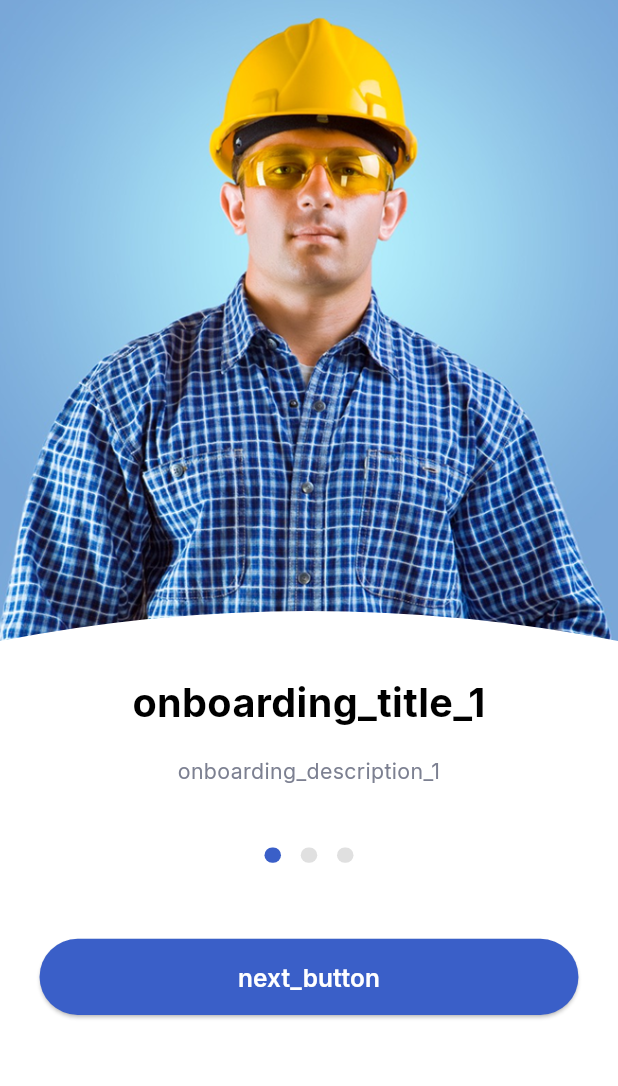
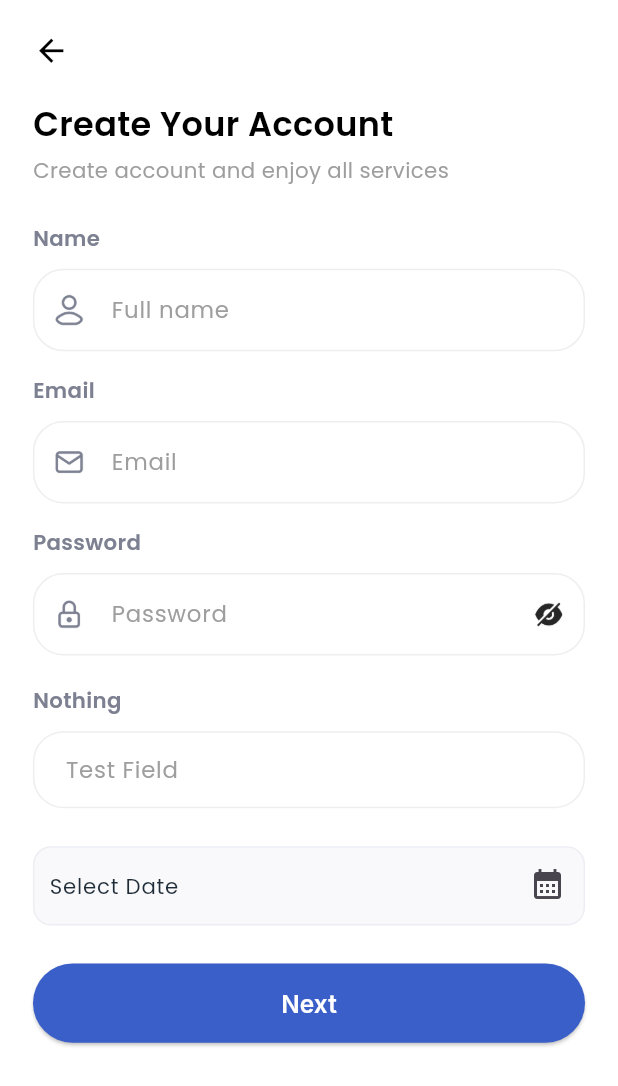
Before and after one commit to TanvirHasanEmn/project_template, a Flutter app: the screen it shows after launch, on a phone screen of 412 x 824 dp. Shown: the top 1086 px of the screen. Run offline on Flutter 3.47's test engine with Material 3 defaults, Android fonts, the light colour scheme and no system bars; drawn by our look-alikes of smooth_page_indicator; our stand-ins replace flutter_screenutil, flutter_spinkit, get, google_fonts, logger, shared_preferences.

Commit message:
custom_textField

```diff
--- /dev/null
+++ b/lib/core/global_widget/custom_button.dart
@@ -0,0 +1,57 @@
+import 'package:flutter/material.dart';
+import 'package:flutter_screenutil/flutter_screenutil.dart';
+import 'package:flutter_spinkit/flutter_spinkit.dart';
+import 'package:google_fonts/google_fonts.dart';
+
+import '../utility/app_colors.dart';
+
+
+class CustomButton extends StatelessWidget {
+  final double? width;
+  final double? height;
+  final Color? color;
+  final String text;
+  final VoidCallback? onPressed;
+  final Widget? widget;
+  final double? borderRadius;
+  final bool loading;
+
+  const CustomButton({
+    super.key,
+    this.width,
+    this.height,
+    this.color,
+    this.onPressed,
+    this.widget,
+    required this.text,
+    this.borderRadius,
+    this.loading = false,
+  });
+
+  @override
+  Widget build(BuildContext context) {
+    return Center(
+      child:
+      loading
+          ?  SpinKitFadingCircle(color: AppColor.primaryColor, size: 60.0)
+          : ElevatedButton(
+        onPressed: onPressed,
+        style: ElevatedButton.styleFrom(
+          backgroundColor: color ?? AppColor.primaryColor,
+          shape: RoundedRectangleBorder(
+            borderRadius: BorderRadius.circular(30.r),
+          ),
+          minimumSize: Size(width ?? 335.w, height ?? 52.h),
+        ),
+        child: Text(
+          text,
+          style: GoogleFonts.inter(
+            fontSize: 16.sp,
+            fontWeight: FontWeight.w600,
+            color: Color(0xFFFFFFFF),
+          ),
+        ),
+      ),
+    );
+  }
+}
--- /dev/null
+++ b/lib/core/global_widget/custom_testfield_prefix.dart
@@ -0,0 +1,106 @@
+import 'package:flutter/material.dart';
+import 'package:flutter_screenutil/flutter_screenutil.dart';
+import 'package:get/get.dart';
+import 'package:google_fonts/google_fonts.dart';
+import 'package:project_template/core/utility/app_colors.dart';
+class CustomTextFieldWithIcon extends StatelessWidget {
+  final String? hintText;
+  final String? prefixIconPath;
+  final bool isPasswordField;
+  final String? Function(String?)? validator;
+  final TextEditingController controller;
+
+  const CustomTextFieldWithIcon({
+    super.key,
+    this.hintText,
+    this.validator,
+    this.prefixIconPath,
+    this.isPasswordField = false,
+    required this.controller,
+  });
+
+  @override
+  Widget build(BuildContext context) {
+    final RxBool localPasswordHidden = true.obs;
+
+    InputDecoration baseDecoration({Widget? suffix}) {
+      return InputDecoration(
+        hintText: hintText,
+        hintStyle: GoogleFonts.poppins(
+          color: Colors.grey,
+          fontSize: 15.sp,
+        ),
+        hoverColor: AppColor.primaryColor,
+
+        errorStyle: GoogleFonts.poppins(
+          color: Colors.redAccent,
+          fontSize: 12.sp,
+          fontWeight: FontWeight.w500,
+        ),
+
+        prefixIcon: prefixIconPath != null
+            ? Padding(
+          padding: EdgeInsets.all(12.w),
+          child: Image.asset(prefixIconPath!, width: 20.w, height: 20.w),
+        )
+            : null,
+        contentPadding: prefixIconPath == null
+            ? EdgeInsets.symmetric(horizontal: 12.w, vertical: 14.h)
+            : null,
+        suffixIcon: suffix,
+        border: OutlineInputBorder(
+          borderRadius: BorderRadius.circular(20.r),
+          borderSide: BorderSide(color: Colors.grey.shade300),
+        ),
+        focusedBorder: OutlineInputBorder(
+          borderRadius: BorderRadius.circular(20.r),
+          borderSide: BorderSide(color: AppColor.primaryColor, width: 2),
+        ),
+        enabledBorder: OutlineInputBorder(
+          borderRadius: BorderRadius.circular(20.r),
+          borderSide: BorderSide(color: Colors.grey.shade200),
+        ),
+      );
+    }
+
+    if (isPasswordField) {
+      return Obx(() => TextFormField(
+        controller: controller,
+        obscureText: localPasswordHidden.value,
+        validator: validator, // <-- This will now work
+        style: GoogleFonts.poppins(
+          color: const Color(0xFF545D71),
+          fontSize: 14.sp,
+          fontWeight: FontWeight.w400,
+        ),
+        decoration: baseDecoration(
+          suffix: GestureDetector(
+            onTap: () => localPasswordHidden.value =
+            !localPasswordHidden.value,
+            child: Padding(
+              padding: EdgeInsets.all(12.w),
+              child: Image.asset(
+                localPasswordHidden.value
+                    ? "assets/icons/eye_off.png"
+                    : "assets/icons/eye.png",
+                width: 20.w,
+                height: 20.w,
+              ),
+            ),
+          ),
+        ),
+      ));
+    } else {
+      return TextFormField(
+        controller: controller,
+        validator: validator, // <-- This will now work
+        style: GoogleFonts.poppins(
+          color: const Color(0xFF636F85),
+          fontSize: 14.sp,
+          fontWeight: FontWeight.w400,
+        ),
+        decoration: baseDecoration(),
+      );
+    }
+  }
+}
--- a/lib/core/route/app_route.dart
+++ b/lib/core/route/app_route.dart
@@ -2,6 +2,7 @@
 import 'package:get/get_navigation/src/routes/get_route.dart';
 import 'package:get/get_navigation/src/routes/transitions_type.dart';
 
+import '../../feature/auth/screens/signup.dart';
 import '../../feature/splash/screens/splash_screen.dart';
 
 class AppRoute {
@@ -59,10 +60,14 @@ class AppRoute {
     //     name: reminder,
     //     page: () => Reminder(),
     //     transition: Transition.rightToLeft),
-    // GetPage(
-    //     name: signin,
-    //     page: () => SigninScreen(),
-    //     transition: Transition.rightToLeft),
+    GetPage(
+        name: signin,
+        page: () => SigninScreen(),
+        transition: Transition.rightToLeft,
+
+    ),
+
+
     // GetPage(
     //     name: signup,
     //     page: () => SignupScreen(),
--- a/lib/core/validation/email_validation.dart
+++ /dev/null
@@ -1,13 +0,0 @@
-  String? validateEmail(String? value) {
-    if (value == null || value.trim().isEmpty) {
-      return 'Email cannot be empty';
-    }
-    const emailPattern = r'^[a-zA-Z0-9._%+-]+@[a-zA-Z0-9.-]+\.[a-zA-Z]{2,}$';
-    final regex = RegExp(emailPattern);
-
-    if (!regex.hasMatch(value.trim())) {
-      return 'Enter a valid email address';
-    }
-    return  null;
-
-  }
--- a/lib/core/validation/name_validator.dart
+++ /dev/null
@@ -1,6 +0,0 @@
-String? validateName(String? name) {
-  if (name!.trim().isEmpty) {
-    return "Name cannot be empty";
-  }
-  return null;
-}
--- a/lib/core/validation/null_validator.dart
+++ /dev/null
@@ -1,6 +0,0 @@
-String? validateNull(String? value, String title) {
-  if (value == null || value.trim().isEmpty) {
-    return "$title cannot be empty";
-  }
-  return null;
-}
--- a/lib/core/validation/password_validation.dart
+++ /dev/null
@@ -1,36 +0,0 @@
-   String? validatePassword(String? value) {
-    if (value == null || value.trim().isEmpty) {
-      return 'Password cannot be empty';
-    }
-
-
-    if (value.length < 6) {
-      return 'Password must be at least 6 characters long';
-    }
-
-
-    final upperCasePattern = RegExp(r'[A-Z]');
-    if (!upperCasePattern.hasMatch(value)) {
-      return 'Password must contain at least one uppercase letter';
-    }
-
-
-    final lowerCasePattern = RegExp(r'[a-z]');
-    if (!lowerCasePattern.hasMatch(value)) {
-      return 'Password must contain at least one lowercase letter';
-    }
-
-
-    final numberPattern = RegExp(r'\d');
-    if (!numberPattern.hasMatch(value)) {
-      return 'Password must contain at least one number';
-    }
-
-
-    final specialCharPattern = RegExp(r'[!@#\$&*~]');
-    if (!specialCharPattern.hasMatch(value)) {
-      return 'Password must contain at least one special character (e.g., !@#\$&*~)';
-    }
-
-    return null;
-  }
--- a/lib/core/validation/phoneNumber_validation.dart
+++ /dev/null
@@ -1,14 +0,0 @@
-String? validatePhoneNumber(String? value) {
-  if (value == null || value.trim().isEmpty) {
-    return 'Phone number cannot be empty';
-  }
-
-  // Phone number regex (accepts 10-15 digit numbers, with optional '+' at the beginning)
-  const phonePattern = r'^\+?[0-9]{10,15}$';
-  final regex = RegExp(phonePattern);
-
-  if (!regex.hasMatch(value.trim())) {
-    return 'Enter a valid phone number';
-  }
-  return null;
-}
--- a/lib/core/validation/pin_validation.dart
+++ /dev/null
@@ -1,12 +0,0 @@
-String? validatePin(String? value) {
-  if (value == null || value.isEmpty) {
-    return 'PIN cannot be empty';
-  }
-  if (value.length != 4) {
-    return 'PIN must be exactly 4 digits';
-  }
-  if (!RegExp(r'^\d{4}$').hasMatch(value)) {
-    return 'PIN must contain only numbers';
-  }
-  return null;
-}
--- /dev/null
+++ b/lib/core/validation/validator.dart
@@ -0,0 +1,110 @@
+class Validation{
+
+  //*Validate Email
+
+  String? validateEmail(String? value) {
+    if (value == null || value.trim().isEmpty) {
+      return 'Email cannot be empty';
+    }
+    const emailPattern = r'^[a-zA-Z0-9._%+-]+@[a-zA-Z0-9.-]+\.[a-zA-Z]{2,}$';
+    final regex = RegExp(emailPattern);
+
+    if (!regex.hasMatch(value.trim())) {
+      return 'Enter a valid email address';
+    }
+    return  null;
+  }
+
+
+
+  //*Validate Name
+
+  String? validateName(String? name) {
+    if (name!.trim().isEmpty) {
+      return "Name cannot be empty";
+    }
+    return null;
+  }
+
+  //*Validate null
+
+  String? validateNull(String? value, String title) {
+    if (value == null || value.trim().isEmpty) {
+      return "$title cannot be empty";
+    }
+    return null;
+  }
+
+  //*Validate Password
+
+  String? validatePassword(String? value) {
+    if (value == null || value.trim().isEmpty) {
+      return 'Password cannot be empty';
+    }
+
+
+    if (value.length < 6) {
+      return 'Password must be at least 6 characters long';
+    }
+
+
+    final upperCasePattern = RegExp(r'[A-Z]');
+    if (!upperCasePattern.hasMatch(value)) {
+      return 'Password must contain at least one uppercase letter';
+    }
+
+
+    final lowerCasePattern = RegExp(r'[a-z]');
+    if (!lowerCasePattern.hasMatch(value)) {
+      return 'Password must contain at least one lowercase letter';
+    }
+
+    final numberPattern = RegExp(r'\d');
+    if (!numberPattern.hasMatch(value)) {
+      return 'Password must contain at least one number';
+    }
+
+    final specialCharPattern = RegExp(r'[!@#\$&*~]');
+    if (!specialCharPattern.hasMatch(value)) {
+      return 'Password must contain at least one special character (e.g., !@#\$&*~)';
+    }
+    return null;
+  }
+
+
+  //*Validate Phone Number
+
+  String? validatePhoneNumber(String? value) {
+    if (value == null || value.trim().isEmpty) {
+      return 'Phone number cannot be empty';
+    }
+
+    // Phone number regex (accepts 10-15 digit numbers, with optional '+' at the beginning)
+    const phonePattern = r'^\+?[0-9]{10,15}$';
+    final regex = RegExp(phonePattern);
+
+    if (!regex.hasMatch(value.trim())) {
+      return 'Enter a valid phone number';
+    }
+    return null;
+  }
+
+
+   //*Validate Pin
+
+  String? validatePin(String? value) {
+    if (value == null || value.isEmpty) {
+      return 'PIN cannot be empty';
+    }
+    if (value.length != 4) {
+      return 'PIN must be exactly 4 digits';
+    }
+    if (!RegExp(r'^\d{4}$').hasMatch(value)) {
+      return 'PIN must contain only numbers';
+    }
+    return null;
+  }
+
+
+
+}
--- /dev/null
+++ b/lib/feature/auth/controller/signup_controller.dart
@@ -0,0 +1,28 @@
+import 'package:flutter/material.dart';
+import 'package:get/get.dart';
+
+class CreateAccountsiController extends GetxController {
+  // Controllers for textfields
+  final nameController = TextEditingController();
+  final emailController = TextEditingController();
+  final passwordController = TextEditingController();
+  final testController = TextEditingController();
+  final TextEditingController dateController = TextEditingController();
+
+
+  void onNextPressed() {
+    debugPrint("Full Name: ${nameController.text}");
+    debugPrint("Email: ${emailController.text}");
+    debugPrint("Password: ${passwordController.text}");
+    debugPrint("Test: ${testController.text}");
+    debugPrint("DOB : ${dateController.text}");
+  }
+
+  @override
+  void onClose() {
+    nameController.dispose();
+    emailController.dispose();
+    passwordController.dispose();
+    super.onClose();
+  }
+}
--- /dev/null
+++ b/lib/feature/auth/screens/signup.dart
@@ -0,0 +1,159 @@
+import 'package:flutter/material.dart';
+import 'package:flutter_screenutil/flutter_screenutil.dart';
+import 'package:get/get.dart';
+import 'package:google_fonts/google_fonts.dart';
+import 'package:project_template/core/global_widget/custom_button.dart';
+import 'package:project_template/core/utility/app_colors.dart';
+import '../../../core/global_widget/custom_date_time_picker.dart';
+import '../../../core/global_widget/custom_testfield_prefix.dart';
+import '../../../core/validation/validator.dart';
+import '../controller/signup_controller.dart';
+
+class SigninScreen extends StatelessWidget {
+  final controller = Get.put(CreateAccountsiController());
+  SigninScreen({super.key});
+  final _formKey = GlobalKey<FormState>();
+
+  @override
+  Widget build(BuildContext context) {
+    return Scaffold(
+      body: Padding(
+        padding: EdgeInsets.all(20.w),
+        child: SingleChildScrollView(
+          child: Form(
+            key: _formKey,
+            child: Column(
+              crossAxisAlignment: CrossAxisAlignment.start,
+              children: [
+                Icon(Icons.arrow_back, size: 24.sp, color: Colors.black),
+                SizedBox(height: 20.h),
+
+                Text(
+                  "Create Your Account",
+                  style: GoogleFonts.poppins(
+                    fontSize: 22.sp,
+                    fontWeight: FontWeight.w600,
+                    color: Colors.black,
+                  ),
+                ),
+                SizedBox(height: 5.h),
+                Text(
+                  "Create account and enjoy all services",
+                  style: GoogleFonts.poppins(
+                    fontSize: 14.sp,
+                    fontWeight: FontWeight.w400,
+                    color: Colors.grey,
+                  ),
+                ),
+                SizedBox(height: 25.h),
+                Text(
+                  "Name",
+                  style: GoogleFonts.poppins(
+                    fontSize: 14.sp,
+                    fontWeight: FontWeight.w600,
+                    color: AppColor.fontGray,
+                  ),
+                ),
+                SizedBox(height: 10.h,),
+                CustomTextFieldWithIcon(
+                  validator: Validation().validateName,
+                  hintText: "Full name",
+                  prefixIconPath: "assets/icons/user.png",
+                  controller: controller.nameController,
+                ),
+                SizedBox(height: 16.h),
+
+
+
+                Text(
+                  "Email",
+                  style: GoogleFonts.poppins(
+                    fontSize: 14.sp,
+                    fontWeight: FontWeight.w600,
+                    color: AppColor.fontGray,
+                  ),
+                ),
+                SizedBox(height: 10.h,),
+                CustomTextFieldWithIcon(
+                  validator: Validation().validateEmail,
+                  hintText: "Email",
+                  prefixIconPath: "assets/icons/mail.png",
+                  controller: controller.emailController,
+                ),
+                SizedBox(height: 16.h),
+
+
+
+                Text(
+                  "Password",
+                  style: GoogleFonts.poppins(
+                    fontSize: 14.sp,
+                    fontWeight: FontWeight.w600,
+                    color: AppColor.fontGray,
+                  ),
+                ),
+                SizedBox(height: 10.h,),
+                CustomTextFieldWithIcon(
+                  validator: Validation().validatePassword,
+                  hintText: "Password",
+                  prefixIconPath: "assets/icons/lock.png",
+                  controller: controller.passwordController,
+                  isPasswordField: true,
+                ),
+                SizedBox(height: 20.h),
+
+                Text(
+                  "Nothing",
+                  style: GoogleFonts.poppins(
+                    fontSize: 14.sp,
+                    fontWeight: FontWeight.w600,
+                    color: AppColor.fontGray,
+                  ),
+                ),
+                SizedBox(height: 10.h,),
+                CustomTextFieldWithIcon(
+                  hintText: " Test Field",
+                  controller: controller.testController,
+                ),
+
+                SizedBox(height: 25.h),
+
+
+                CustomDateTimePicker(
+                  hintText: "Select Date",
+                  controller: controller.dateController,
+                  onClick: () async {
+                    DateTime? pickedDate = await showDatePicker(
+                      context: context,
+                      initialDate: DateTime.now(),
+                      firstDate: DateTime(2000),
+                      lastDate: DateTime(2100),
+                    );
+
+                    // if (pickedDate != null) {
+                    //   // Format the picked date if needed
+                    //   String formattedDate = "${pickedDate.year}-${pickedDate.month.toString().padLeft(2, '0')}-${pickedDate.day.toString().padLeft(2, '0')}";
+                    //   dateController.text = formattedDate;
+                    // }
+                  },
+                ),
+
+                SizedBox(height: 25.h),
+
+                CustomButton(text: "Next",
+
+                    onPressed: () {
+                      if (_formKey.currentState!.validate()) {
+                      controller.onNextPressed();
+                    }
+                 },
+                ),
+                SizedBox(height: 20.h),
+              ],
+            ),
+          ),
+        ),
+      ),
+    );
+  }
+}
--- a/lib/feature/splash/controller/splash_controller.dart
+++ b/lib/feature/splash/controller/splash_controller.dart
@@ -2,6 +2,8 @@ import 'dart:async';
 import 'package:get/get.dart';
 import 'package:shared_preferences/shared_preferences.dart';
 
+import '../../../core/route/app_route.dart';
+import '../../auth/screens/signup.dart';
 import '../../onboarding/screens/onboarding.dart';
 
 class SplashController extends GetxController {
@@ -24,14 +26,14 @@ class SplashController extends GetxController {
 
     if (isFirstTime) {
       await prefs.setBool('is_first_time', false);
-       Get.offAll(() => OnboardingPage());
+      Get.offAllNamed(AppRoute.signin);
     } else {
       final token = prefs.getString('accessToken');
       final role = prefs.getString('userRole') ?? 'client';
 
       if (token == null || token.isEmpty) {
         //Get.offAll(() => SignInScreen());
-        Get.offAll(() => OnboardingPage());
+        Get.offAllNamed(AppRoute.signin);
       } else {
         // Redirect based on role (case insensitive)
         if (role.toString().toLowerCase() == 'client') {
```
Also changed, not shown: assets/icons/eye.png (added), assets/icons/eye_off.png (added), assets/icons/lock.png (added), assets/icons/mail.png, assets/icons/user.png (added).
